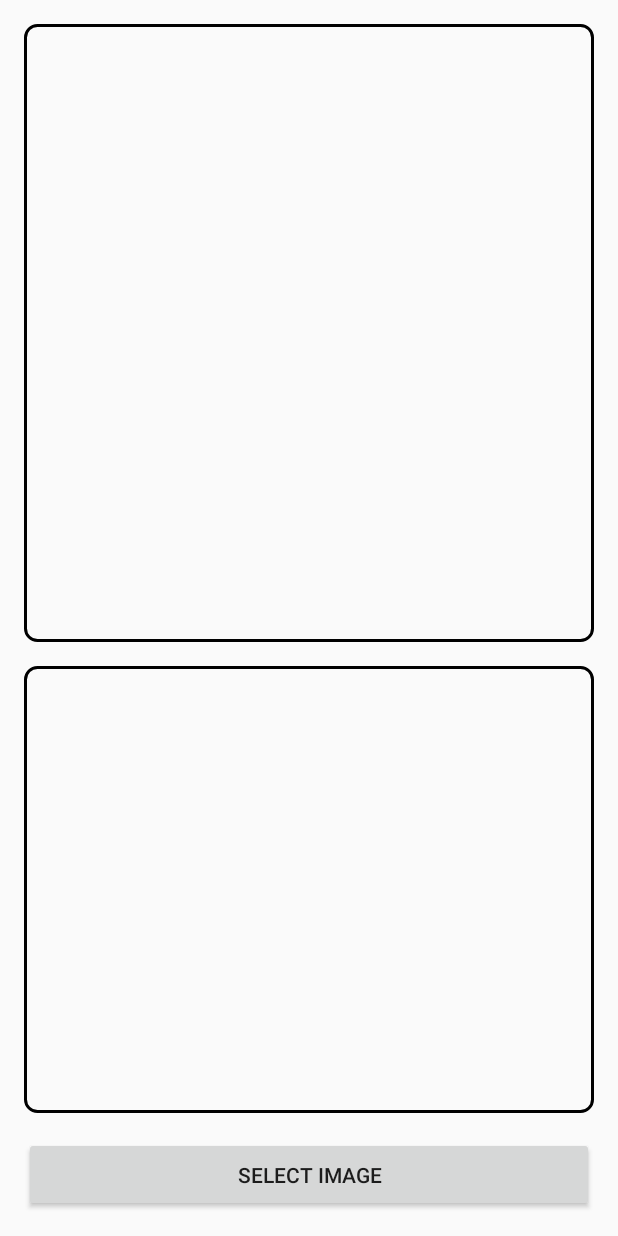
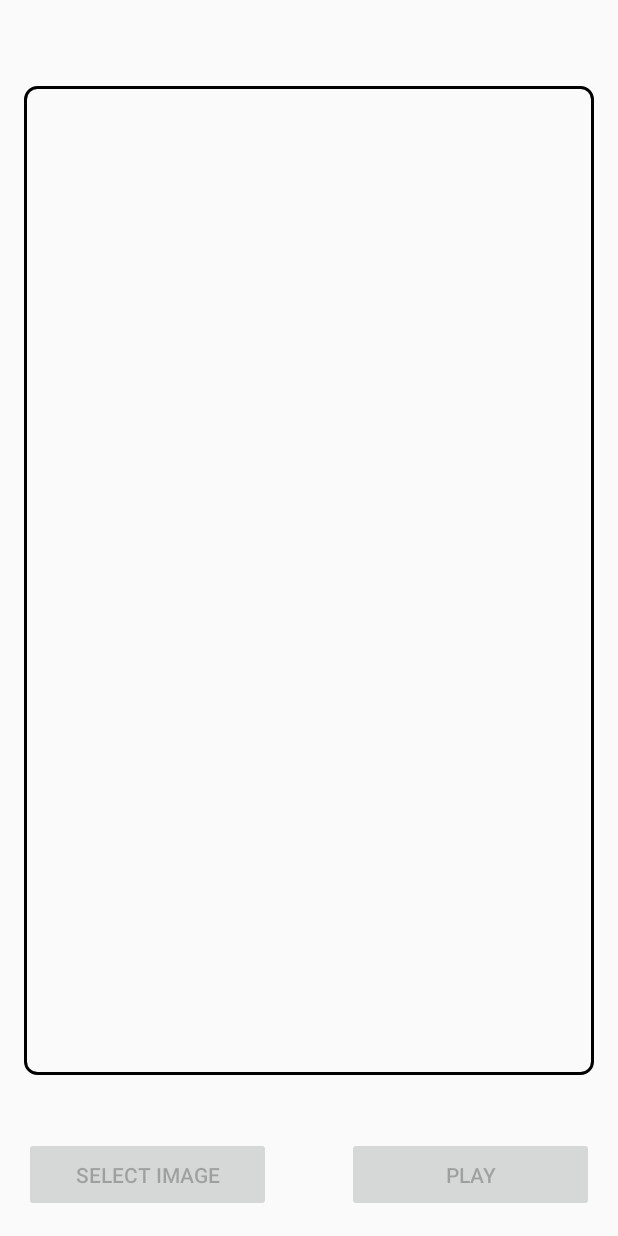
Before and after one commit to salaminpeter/TextEncrypter, an Android app: the screen it shows after launch (MainActivity), on a phone screen of 412 x 824 dp. Run offline under Robolectric (Android 15) with nearby library versions, the phone set to English and light mode, and no system bars; 1 statement that could not run was skipped.

Commit message:
android app 1.0

```diff
--- a/TextDecrypterAS/app/src/main/java/com/momosoft/imageviewer/MainActivity.java
+++ b/TextDecrypterAS/app/src/main/java/com/momosoft/imageviewer/MainActivity.java
@@ -25,7 +25,6 @@ public class MainActivity extends AppCompatActivity {
 
     private static final int REQUEST_CODE_PICK_IMAGE = 1;
 
-    private EditText m_TextEditor;
     private TTSHandler m_TTSHandler;
 
 
@@ -34,11 +33,11 @@ public class MainActivity extends AppCompatActivity {
         super.onCreate(savedInstanceState);
         setContentView(R.layout.activity_main);
 
+        findViewById(R.id.button).setEnabled(false);
+        findViewById(R.id.button2).setEnabled(false);
+
         m_TTSHandler = new TTSHandler(this);
         m_TTSHandler.checkIfInstalled();
-
-        m_TextEditor = findViewById(R.id.editTextTextMultiLine);
-
 
         Button PickImageBtn = findViewById(R.id.button);
         PickImageBtn.setOnClickListener(new View.OnClickListener() {
@@ -47,7 +46,18 @@ public class MainActivity extends AppCompatActivity {
                 openImagePicker();
             }
         });
-   }
+
+        Button PlayBtn = findViewById(R.id.button2);
+        PlayBtn.setOnClickListener(new View.OnClickListener() {
+            @Override
+            public void onClick(View v) {
+                findViewById(R.id.button).setEnabled(false);
+                findViewById(R.id.button2).setEnabled(false);
+                m_TTSHandler.playMessage();
+            }
+        });
+
+    }
 
     @Override
     protected void onActivityResult(int requestCode, int resultCode, Intent data) {
@@ -83,7 +93,11 @@ public class MainActivity extends AppCompatActivity {
 
             setByteData(ByteData, ByteData.length);
             String Message = getMessage();
-            m_TextEditor.setText(Message);
+
+            findViewById(R.id.button2).setEnabled(!Message.isEmpty());
+
+            if (!Message.isEmpty())
+                m_TTSHandler.setText(Message);
 
             ImageView imageView = findViewById(R.id.imageView);
             imageView.setImageURI(imageUri);
--- a/TextDecrypterAS/app/src/main/res/layout/activity_main.xml
+++ b/TextDecrypterAS/app/src/main/res/layout/activity_main.xml
@@ -11,15 +11,16 @@
         android:id="@+id/imageView"
         android:layout_width="0dp"
         android:layout_height="0dp"
-        android:scaleType="centerCrop"
+        android:layout_marginHorizontal="16dp"
+        android:layout_marginTop="16dp"
         android:background="@drawable/image_frame"
         android:padding="4dp"
-        android:layout_marginHorizontal="16dp"
-        android:layout_marginTop="16dp"
-        app:layout_constraintTop_toTopOf="parent"
+        android:scaleType="centerCrop"
+        app:layout_constraintBottom_toTopOf="@+id/button"
+        app:layout_constraintEnd_toEndOf="parent"
+        app:layout_constraintHeight_percent="0.8"
         app:layout_constraintStart_toStartOf="parent"
-        app:layout_constraintEnd_toEndOf="parent"
-        app:layout_constraintHeight_percent="0.5" />
+        app:layout_constraintTop_toTopOf="parent" />
 
     <!-- Button pinned to bottom -->
     <Button
@@ -29,25 +30,17 @@
         android:text="Select Image"
         app:layout_constraintBottom_toBottomOf="parent"
         app:layout_constraintStart_toStartOf="parent"
-        app:layout_constraintEnd_toEndOf="parent"
+        app:layout_constraintWidth_percent="0.4"
         android:layout_margin="16dp" />
 
-    <EditText
-        android:id="@+id/editTextTextMultiLine"
+    <Button
+        android:id="@+id/button2"
         android:layout_width="0dp"
-        android:layout_height="0dp"
-        android:layout_marginHorizontal="16dp"
-        android:layout_marginTop="16dp"
-        android:layout_marginBottom="16dp"
-        android:focusable="false"
-        android:cursorVisible="false"
-        android:longClickable="false"
-        android:inputType="none"
-        android:padding="8dp"
-        android:background="@drawable/image_frame"
-        app:layout_constraintBottom_toTopOf="@id/button"
-        app:layout_constraintEnd_toEndOf="parent"
-        app:layout_constraintStart_toStartOf="parent"
-        app:layout_constraintTop_toBottomOf="@id/imageView" />
+        android:layout_height="50dp"
+        android:layout_margin="16dp"
+        android:text="Play"
+        app:layout_constraintBottom_toBottomOf="parent"
+        app:layout_constraintWidth_percent="0.4"
+        app:layout_constraintEnd_toEndOf="parent" />
 
 </android.support.constraint.ConstraintLayout>
```
Also changed, not shown: TextDecrypterAS/app/src/main/java/com/momosoft/imageviewer/TTSHandler.java (+9 -9 lines), 4 other files.
